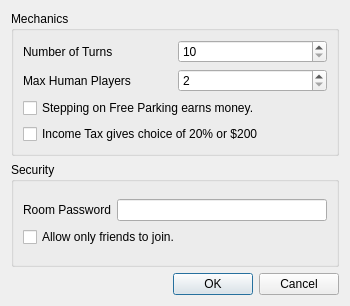
The window that client/trunk/src/ui/rulesdialog.ui (mbpolan/tyranny) describes before a commit, drawn with Qt 5.
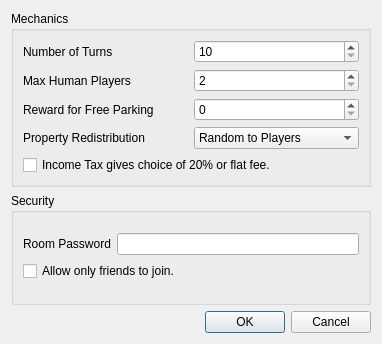
The same window after the commit.

Commit message: -Implemented client-side of opening new game rooms. -Implemented displaying room data in the room list. -Completed controller class for rules dialog. -Created stub handler for connecting to a game server. -Errors are handled appropriately by the client now via message boxes. -Added matching protocol header definitions according to server spec.

Patch:
```diff
--- a/client/trunk/src/ui/rulesdialog.ui
+++ b/client/trunk/src/ui/rulesdialog.ui
@@ -6,8 +6,8 @@
    <rect>
     <x>0</x>
     <y>0</y>
-    <width>350</width>
-    <height>306</height>
+    <width>382</width>
+    <height>344</height>
    </rect>
   </property>
   <property name="windowTitle">
@@ -59,24 +59,48 @@
           </property>
          </widget>
         </item>
+        <item row="2" column="0">
+         <widget class="QLabel" name="label_4">
+          <property name="text">
+           <string>Reward for Free Parking</string>
+          </property>
+         </widget>
+        </item>
+        <item row="2" column="1">
+         <widget class="QSpinBox" name="freeParkMoneyCB"/>
+        </item>
+        <item row="3" column="0">
+         <widget class="QLabel" name="label_5">
+          <property name="text">
+           <string>Property Redistribution</string>
+          </property>
+         </widget>
+        </item>
+        <item row="3" column="1">
+         <widget class="QComboBox" name="propRedistCB">
+          <item>
+           <property name="text">
+            <string>Random to Players</string>
+           </property>
+          </item>
+          <item>
+           <property name="text">
+            <string>Return to Bank</string>
+           </property>
+          </item>
+         </widget>
+        </item>
        </layout>
       </item>
       <item>
        <layout class="QVBoxLayout" name="verticalLayout_2">
-        <item>
-         <widget class="QCheckBox" name="freeParkingCB">
-          <property name="text">
-           <string>Stepping on Free Parking earns money.</string>
-          </property>
-         </widget>
-        </item>
         <item>
          <widget class="QCheckBox" name="incomeTaxCB">
           <property name="toolTip">
            <string>Leave this unchecked to force the player to pay $200 for landing on Income Tax.</string>
           </property>
           <property name="text">
-           <string>Income Tax gives choice of 20% or $200</string>
+           <string>Income Tax gives choice of 20% or flat fee.</string>
           </property>
          </widget>
         </item>
```
The commit also changes 8 other files.
